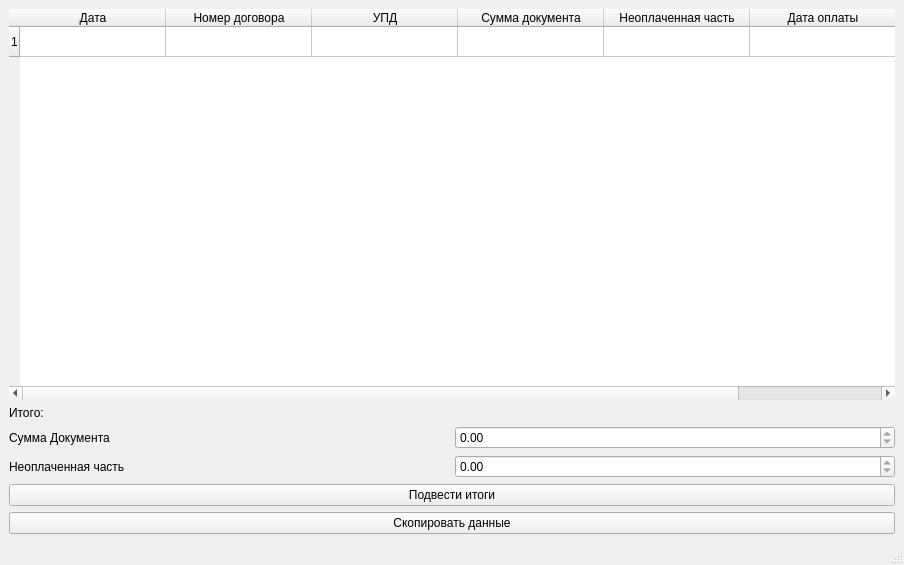
Qt form design.ui (Leonid-poc/VoltMarket) before a commit.
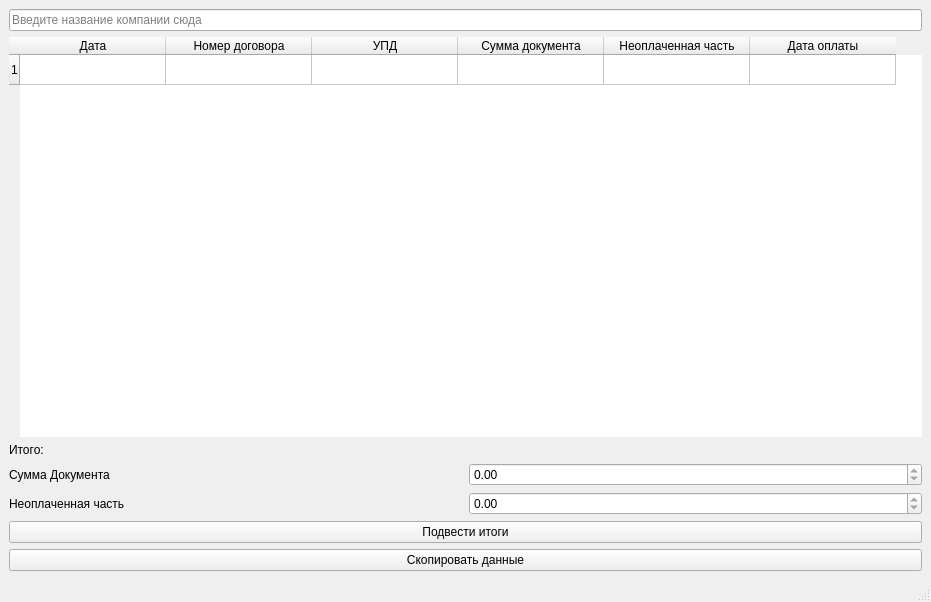
The same form after that commit.

Commit message: Update Forms for program Production version

Patch:
```diff
--- a/design.ui
+++ b/design.ui
@@ -6,8 +6,8 @@
    <rect>
     <x>0</x>
     <y>0</y>
-    <width>904</width>
-    <height>565</height>
+    <width>931</width>
+    <height>602</height>
    </rect>
   </property>
   <property name="windowTitle">
@@ -15,7 +15,7 @@
   </property>
   <widget class="QWidget" name="centralwidget">
    <layout class="QGridLayout" name="gridLayout">
-    <item row="0" column="0" colspan="2">
+    <item row="2" column="0" colspan="2">
      <widget class="QTableWidget" name="tableWidget">
       <property name="frameShape">
        <enum>QFrame::NoFrame</enum>
@@ -110,14 +110,7 @@
       </column>
      </widget>
     </item>
-    <item row="2" column="0">
-     <widget class="QLabel" name="label_2">
-      <property name="text">
-       <string>Сумма Документа</string>
-      </property>
-     </widget>
-    </item>
-    <item row="5" column="0" colspan="2">
+    <item row="7" column="0" colspan="2">
      <widget class="QPushButton" name="pushButton">
       <property name="styleSheet">
        <string notr="true"/>
@@ -127,24 +120,14 @@
       </property>
      </widget>
     </item>
-    <item row="3" column="0">
-     <widget class="QLabel" name="label_3">
+    <item row="4" column="0">
+     <widget class="QLabel" name="label_2">
       <property name="text">
-       <string>Неоплаченная часть</string>
+       <string>Сумма Документа</string>
       </property>
      </widget>
     </item>
-    <item row="2" column="1">
-     <widget class="QDoubleSpinBox" name="doubleSpinBox">
-      <property name="readOnly">
-       <bool>true</bool>
-      </property>
-      <property name="maximum">
-       <double>10000000000000000000.000000000000000</double>
-      </property>
-     </widget>
-    </item>
-    <item row="3" column="1">
+    <item row="5" column="1">
      <widget class="QDoubleSpinBox" name="doubleSpinBox_2">
       <property name="readOnly">
        <bool>true</bool>
@@ -154,20 +137,50 @@
       </property>
      </widget>
     </item>
-    <item row="1" column="0" colspan="2">
+    <item row="3" column="0" colspan="2">
      <widget class="QLabel" name="label">
       <property name="text">
        <string>Итого:</string>
       </property>
      </widget>
     </item>
-    <item row="4" column="0" colspan="2">
+    <item row="4" column="1">
+     <widget class="QDoubleSpinBox" name="doubleSpinBox">
+      <property name="readOnly">
+       <bool>true</bool>
+      </property>
+      <property name="maximum">
+       <double>10000000000000000000.000000000000000</double>
+      </property>
+     </widget>
+    </item>
+    <item row="5" column="0">
+     <widget class="QLabel" name="label_3">
+      <property name="text">
+       <string>Неоплаченная часть</string>
+      </property>
+     </widget>
+    </item>
+    <item row="6" column="0" colspan="2">
      <widget class="QPushButton" name="pushButton_2">
       <property name="text">
        <string>Подвести итоги</string>
       </property>
      </widget>
     </item>
+    <item row="1" column="0" colspan="2">
+     <widget class="QLineEdit" name="lineEdit">
+      <property name="sizePolicy">
+       <sizepolicy hsizetype="Ignored" vsizetype="Fixed">
+        <horstretch>0</horstretch>
+        <verstretch>0</verstretch>
+       </sizepolicy>
+      </property>
+      <property name="placeholderText">
+       <string>Введите название компании сюда</string>
+      </property>
+     </widget>
+    </item>
    </layout>
   </widget>
   <widget class="QMenuBar" name="menubar">
```
Left out of the diff: 2 changed lines with no effect on the pictures. The commit also changes 1 other file.
